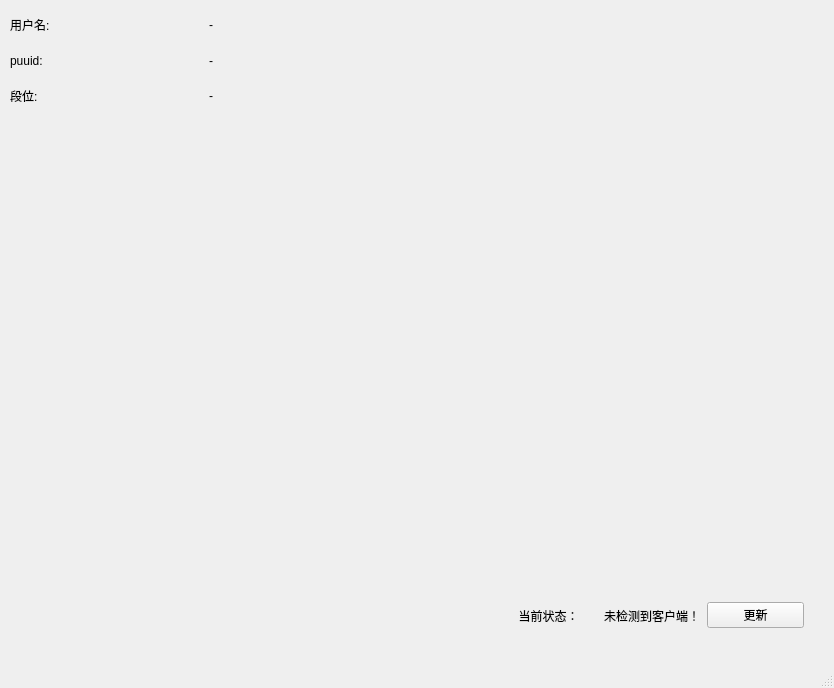
Old version of the form ui/main.ui in the repository FlodQWQ/lcu_project.
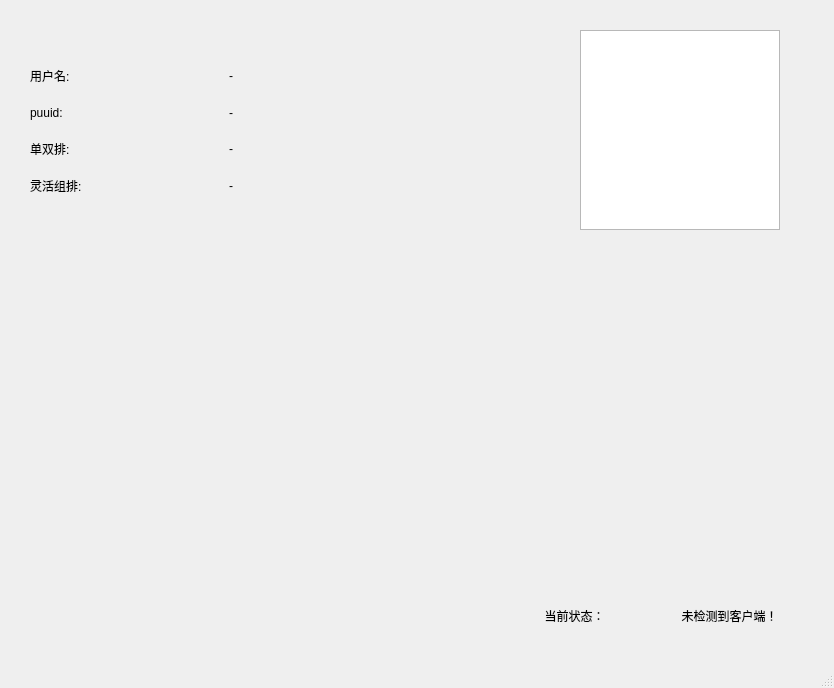
New version of the form.

Diff of the .ui file:
```diff
--- a/ui/main.ui
+++ b/ui/main.ui
@@ -32,17 +32,31 @@
    <widget class="QWidget" name="gridLayoutWidget">
     <property name="geometry">
      <rect>
-      <x>10</x>
-      <y>10</y>
+      <x>30</x>
+      <y>60</y>
       <width>391</width>
-      <height>101</height>
+      <height>141</height>
      </rect>
     </property>
     <layout class="QGridLayout" name="gridLayout">
-     <item row="1" column="0">
-      <widget class="QLabel" name="label_2">
+     <item row="2" column="1">
+      <widget class="QLabel" name="label_solo_rank">
        <property name="text">
-        <string>puuid:</string>
+        <string>-</string>
+       </property>
+      </widget>
+     </item>
+     <item row="2" column="0">
+      <widget class="QLabel" name="label_3">
+       <property name="text">
+        <string>单双排:</string>
+       </property>
+      </widget>
+     </item>
+     <item row="1" column="1">
+      <widget class="QLabel" name="label_uuid">
+       <property name="text">
+        <string>-</string>
        </property>
       </widget>
      </item>
@@ -60,22 +74,22 @@
        </property>
       </widget>
      </item>
-     <item row="1" column="1">
-      <widget class="QLabel" name="label_uuid">
+     <item row="1" column="0">
+      <widget class="QLabel" name="label_2">
        <property name="text">
-        <string>-</string>
+        <string>puuid:</string>
        </property>
       </widget>
      </item>
-     <item row="2" column="0">
-      <widget class="QLabel" name="label_3">
+     <item row="3" column="0">
+      <widget class="QLabel" name="label_5">
        <property name="text">
-        <string>段位:</string>
+        <string>灵活组排:</string>
        </property>
       </widget>
      </item>
-     <item row="2" column="1">
-      <widget class="QLabel" name="label_rank">
+     <item row="3" column="1">
+      <widget class="QLabel" name="label_flex_rank">
        <property name="text">
         <string>-</string>
        </property>
@@ -116,15 +130,18 @@
        </property>
       </widget>
      </item>
-     <item>
-      <widget class="QPushButton" name="btn_update">
-       <property name="text">
-        <string>更新</string>
-       </property>
-      </widget>
-     </item>
     </layout>
    </widget>
+   <widget class="QGraphicsView" name="gv_profileIcon">
+    <property name="geometry">
+     <rect>
+      <x>580</x>
+      <y>30</y>
+      <width>200</width>
+      <height>200</height>
+     </rect>
+    </property>
+   </widget>
   </widget>
   <widget class="QMenuBar" name="menubar">
    <property name="geometry">
```
